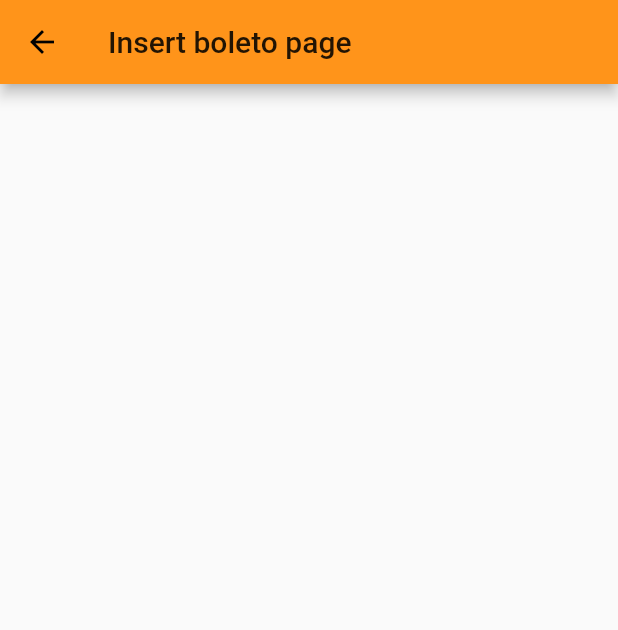
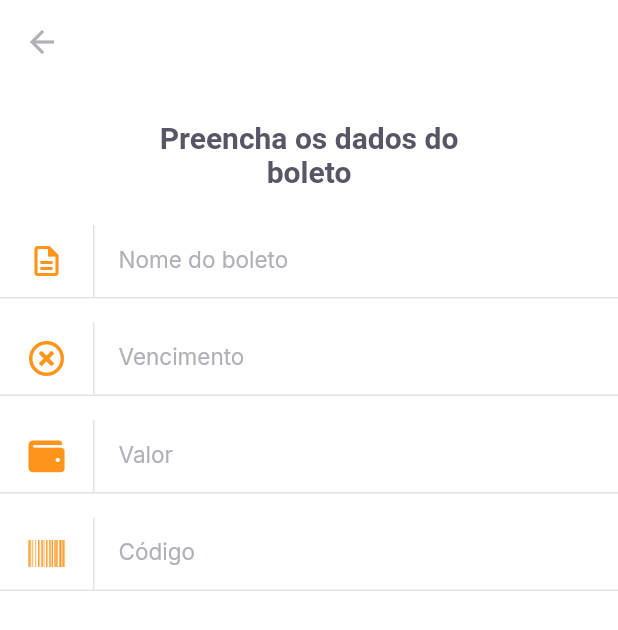
Before and after one commit to s7Thiago/payflow, a Flutter app: the InsertBoletoPage screen opened by its route, on a phone screen of 412 x 824 dp. Shown: the top 630 px of the screen. Run offline on Flutter 3.47's test engine with Material 2 defaults, Android fonts, the phone set to English and light mode, and no system bars; our stand-ins replace camera, firebase_core, font_awesome_flutter, google_fonts, google_sign_in, image_picker and 1 more; missing offline and left inert: google_ml_kit; accounts and stored records are empty.

Commit message:
input text widget created

```diff
--- a/lib/modules/home/home_page.dart
+++ b/lib/modules/home/home_page.dart
@@ -85,8 +85,8 @@ class _HomePageState extends State<HomePage> {
               borderRadius: BorderRadius.circular(5),
               child: InkWell(
                 onTap: () {
-                  print('Testando open bar code screen');
-                  Navigator.pushNamed(context, AppRoutes.BARCODE_SCANNER);
+                  // Navigator.pushNamed(context, AppRoutes.BARCODE_SCANNER);
+                  Navigator.pushNamed(context, AppRoutes.BARCODE_INSERT_BOLETO);
                 },
                 child: Container(
                   width: 56,
--- a/lib/modules/insert_boleto/insert_boleto_page.dart
+++ b/lib/modules/insert_boleto/insert_boleto_page.dart
@@ -1,4 +1,8 @@
 import 'package:flutter/material.dart';
+import 'package:font_awesome_flutter/font_awesome_flutter.dart';
+import 'package:payflow/shared/themes/app_colors.dart';
+import 'package:payflow/shared/themes/app_text_styles.dart';
+import 'package:payflow/shared/widgets/input_text/input_text_widget.dart';
 
 class InsertBoletoPage extends StatelessWidget {
   const InsertBoletoPage({Key? key}) : super(key: key);
@@ -6,8 +10,41 @@ class InsertBoletoPage extends StatelessWidget {
   @override
   Widget build(BuildContext context) {
     return Scaffold(
+      backgroundColor: AppColors.background,
       appBar: AppBar(
-        title: Text('Insert boleto page'),
+        backgroundColor: AppColors.background,
+        elevation: 0,
+        leading: const BackButton(color: AppColors.input),
+      ),
+      body: Column(
+        crossAxisAlignment: CrossAxisAlignment.center,
+        children: [
+          Padding(
+            padding: const EdgeInsets.symmetric(horizontal: 93, vertical: 24),
+            child: Text(
+              'Preencha os dados do boleto',
+              textAlign: TextAlign.center,
+              style: TextStyles.titleBoldHeading,
+            ),
+          ),
+          InputTextWidget(
+            label: 'Nome do boleto',
+            icon: Icons.description_outlined,
+            onChanged: (value) {},
+          ),
+          InputTextWidget(
+              label: 'Vencimento',
+              icon: FontAwesomeIcons.timesCircle,
+              onChanged: (value) {}),
+          InputTextWidget(
+              label: 'Valor',
+              icon: FontAwesomeIcons.wallet,
+              onChanged: (value) {}),
+          InputTextWidget(
+              label: 'Código',
+              icon: FontAwesomeIcons.barcode,
+              onChanged: (value) {}),
+        ],
       ),
     );
   }
--- a/lib/shared/themes/app_colors.dart
+++ b/lib/shared/themes/app_colors.dart
@@ -9,4 +9,5 @@ class AppColors {
   static const stroke = Color(0xFFE3E3E6);
   static const shape = Color(0xFFFAFAFC);
   static const background = Color(0xFFFFFFFF);
+  static const input = Color(0xFFB1B0B8);
 }
--- a/lib/shared/themes/app_text_styles.dart
+++ b/lib/shared/themes/app_text_styles.dart
@@ -78,6 +78,13 @@ class TextStyles {
     fontWeight: FontWeight.w700,
     color: AppColors.background,
   );
+
+  static final input = GoogleFonts.inter(
+    fontSize: 15,
+    fontWeight: FontWeight.w400,
+    color: AppColors.input,
+  );
+
   static final captionBackground = GoogleFonts.lexendDeca(
     fontSize: 13,
     fontWeight: FontWeight.w400,
--- /dev/null
+++ b/lib/shared/widgets/input_text/input_text_widget.dart
@@ -0,0 +1,67 @@
+import 'package:flutter/material.dart';
+
+import 'package:payflow/shared/themes/app_colors.dart';
+import 'package:payflow/shared/themes/app_text_styles.dart';
+
+class InputTextWidget extends StatelessWidget {
+  final String label;
+  final IconData icon;
+  final String? initialValue;
+  final String? Function(String?)? validator;
+  final TextEditingController? controller;
+  final void Function(String value) onChanged;
+
+  const InputTextWidget({
+    Key? key,
+    required this.label,
+    required this.icon,
+    this.initialValue,
+    this.validator,
+    this.controller,
+    required this.onChanged,
+  }) : super(key: key);
+
+  @override
+  Widget build(BuildContext context) {
+    return Padding(
+      padding: const EdgeInsets.only(bottom: 16.0),
+      child: Column(
+        children: [
+          TextFormField(
+            initialValue: initialValue,
+            style: TextStyles.input,
+            validator: validator,
+            decoration: InputDecoration(
+              labelText: label,
+              labelStyle: TextStyles.input,
+              contentPadding: EdgeInsets.zero,
+              icon: Row(
+                mainAxisSize: MainAxisSize.min,
+                children: [
+                  Padding(
+                    padding: EdgeInsets.symmetric(horizontal: 19.0),
+                    child: Icon(
+                      icon,
+                      color: AppColors.primary,
+                    ),
+                  ),
+                  Container(
+                    width: 1,
+                    height: 48,
+                    color: AppColors.stroke,
+                  ),
+                ],
+              ),
+              border: InputBorder.none,
+            ),
+          ),
+          const Divider(
+            height: 1,
+            thickness: 1,
+            color: AppColors.stroke,
+          ),
+        ],
+      ),
+    );
+  }
+}
```
